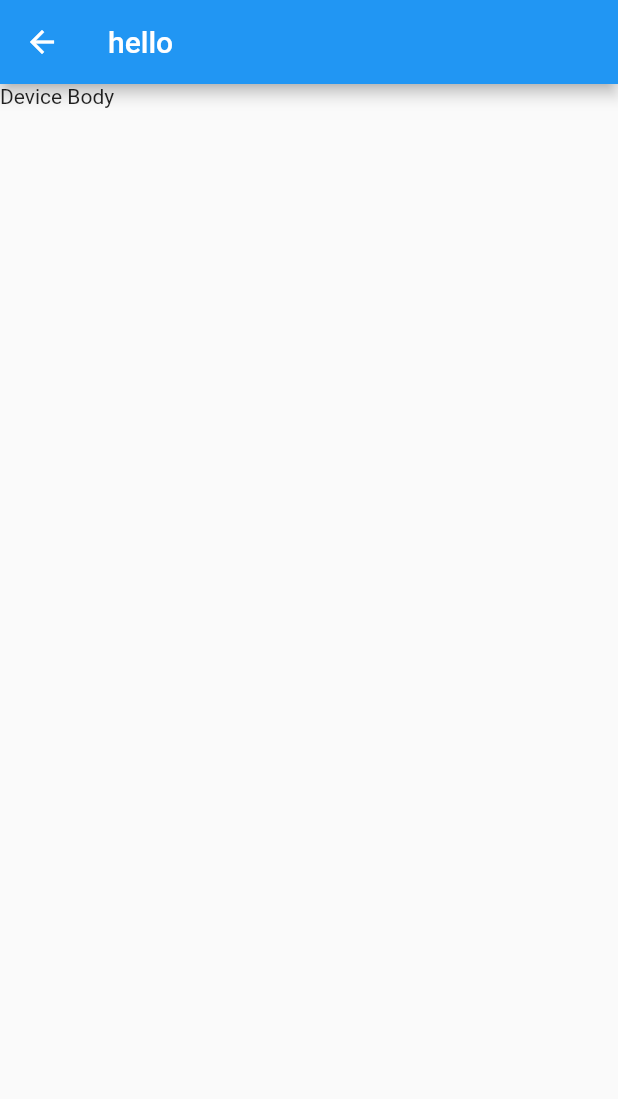
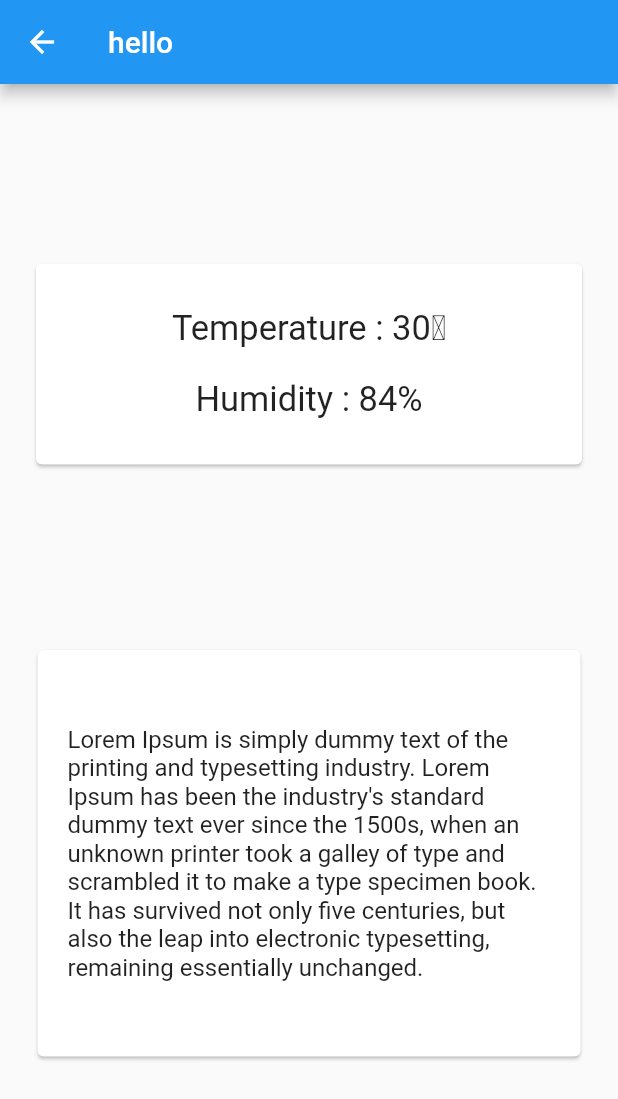
Before and after one commit to Sensor-Manager/sensor-manager-app, a Flutter app: the DeviceDetails screen opened directly, on a phone screen of 412 x 824 dp. Shown: the top 1099 px of the screen. Run offline on Flutter 3.47's test engine with Material 2 defaults, Android fonts, the phone set to English and light mode, and no system bars.

Commit message:
Device Details UI done

```diff
--- a/lib/pages/device_details.dart
+++ b/lib/pages/device_details.dart
@@ -8,6 +8,12 @@ class DeviceDetails extends StatefulWidget {
 }
 
 class _DeviceDetailsState extends State<DeviceDetails> {
+  String temperature = "30℃";
+  String humidity = "84%";
+
+  String review =
+      "Lorem Ipsum is simply dummy text of the printing and typesetting industry. Lorem Ipsum has been the industry's standard dummy text ever since the 1500s, when an unknown printer took a galley of type and scrambled it to make a type specimen book. It has survived not only five centuries, but also the leap into electronic typesetting, remaining essentially unchanged.";
+
   @override
   Widget build(BuildContext context) {
     return Scaffold(
@@ -15,7 +21,46 @@ class _DeviceDetailsState extends State<DeviceDetails> {
         title: Text(widget.name),
       ),
       body: Container(
-        child: Text("Device Body"),
+        margin: EdgeInsets.symmetric(horizontal: 20.0),
+        child: Column(
+          mainAxisAlignment: MainAxisAlignment.spaceEvenly,
+          children: [
+            Card(
+              child: Container(
+                width: MediaQuery.of(context).size.width,
+                padding: EdgeInsets.symmetric(vertical: 30.0),
+                child: Column(
+                  children: [
+                    Text(
+                      "Temperature : $temperature",
+                      style: TextStyle(fontSize: 23.0),
+                    ),
+                    SizedBox(
+                      height: 20.0,
+                    ),
+                    Text(
+                      "Humidity : $humidity",
+                      style: TextStyle(fontSize: 23.0),
+                    ),
+                  ],
+                ),
+              ),
+            ),
+            Card(
+              child: Container(
+                width: MediaQuery.of(context).size.width - 50,
+                padding: EdgeInsets.symmetric(vertical: 30.0),
+                child: Container(
+                  padding: EdgeInsetsDirectional.all(20.0),
+                  child: Text(
+                    review,
+                    style: TextStyle(fontSize: 16.0),
+                  ),
+                ),
+              ),
+            )
+          ],
+        ),
       ),
     );
   }
--- a/lib/pages/devices.dart
+++ b/lib/pages/devices.dart
@@ -1,5 +1,5 @@
 import 'package:flutter/material.dart';
-import 'package:grain_manager/components/appDrawer.dart';
+import 'package:grain_manager/components/app_drawer.dart';
 import 'package:grain_manager/components/device_button.dart';
 
 class Devices extends StatefulWidget {
```
